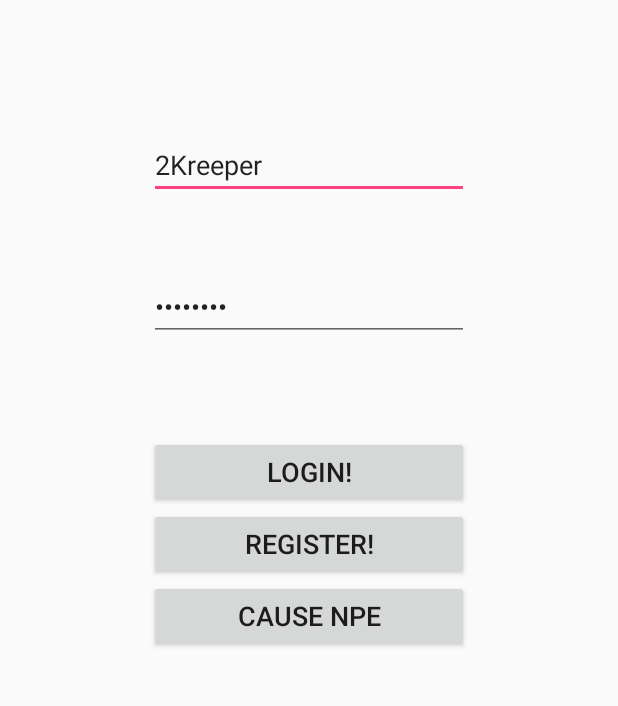
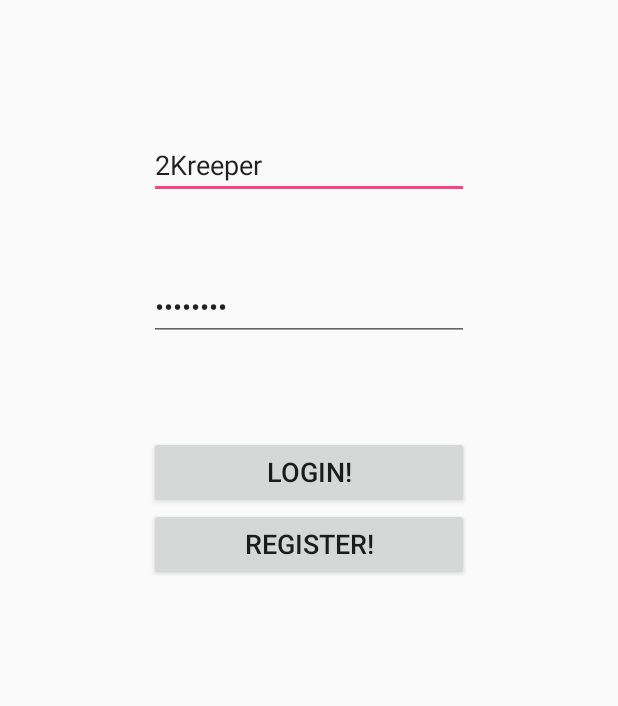
Before and after one commit to 2Kreeper/Homework, an Android app: the screen it shows after launch (LoginActivity), on a phone screen of 412 x 824 dp, the part 84-790 px from its top. Run offline under Robolectric (Android 15) with nearby library versions, the phone set to English and light mode, and no system bars.

```diff
--- a/app/src/main/java/eu/baron_online/homework/LoginActivity.java
+++ b/app/src/main/java/eu/baron_online/homework/LoginActivity.java
@@ -82,14 +82,6 @@ public class LoginActivity extends ToolbarActivity {
             @Override
             public void onClick(View v) {
                 startActivity(new Intent(LoginActivity.instance, RegisterActivity1.class));
-            }
-        });
-
-        findViewById(R.id.button2).setOnClickListener(new View.OnClickListener() {
-            @Override
-            public void onClick(View v) {
-                Button b = null;
-                b.getAlpha();
             }
         });
     }
--- a/app/src/main/res/layout/activity_login.xml
+++ b/app/src/main/res/layout/activity_login.xml
@@ -60,14 +60,4 @@
         android:text="@string/register"
         android:textSize="18sp" />
 
-    <Button
-        android:id="@+id/button2"
-        android:layout_width="wrap_content"
-        android:layout_height="wrap_content"
-        android:layout_alignEnd="@+id/registerButton"
-        android:layout_alignStart="@+id/registerButton"
-        android:layout_below="@+id/registerButton"
-        android:text="Cause NPE"
-        android:textSize="18sp" />
-
 </RelativeLayout>
```
Also changed, not shown: app/src/main/java/eu/baron_online/homework/HomeworkListActivity.java (+13 -24 lines).
